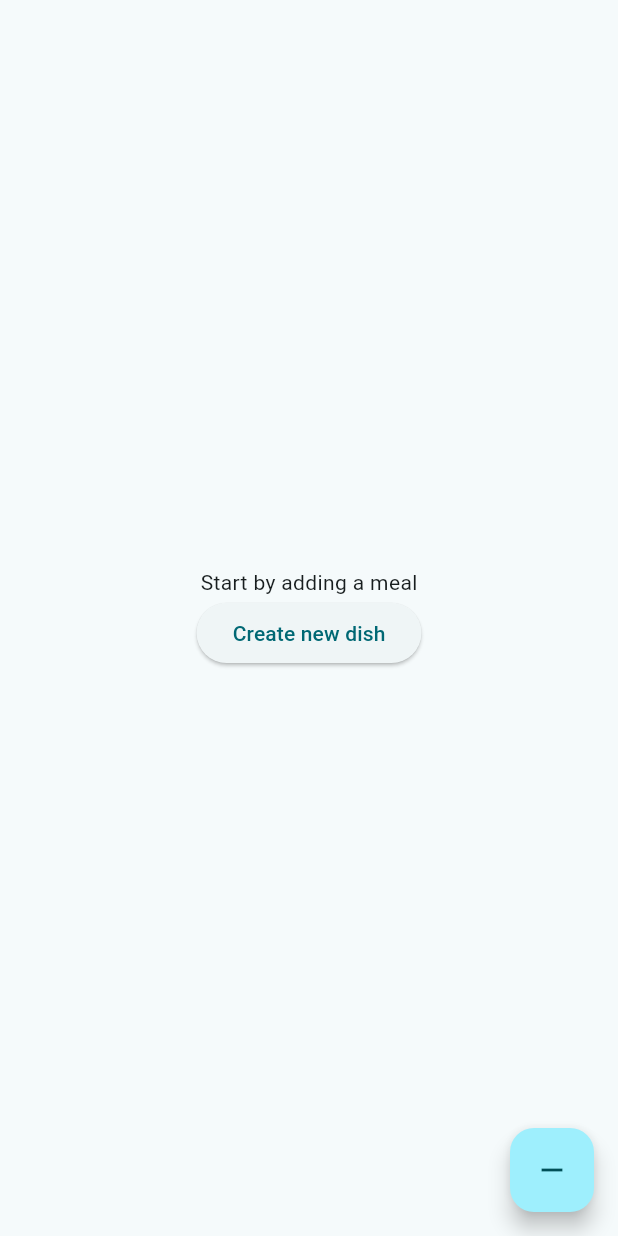
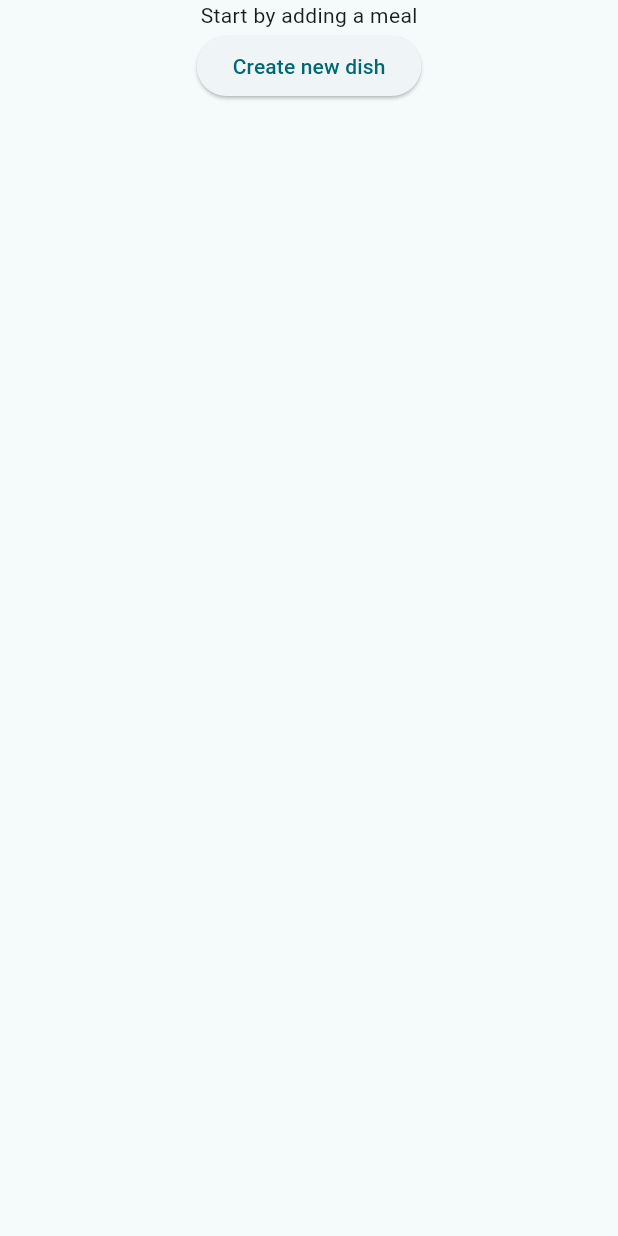
Before and after one commit to guilhermegalabarof/broto, a Flutter app: the screen it shows after launch, on a phone screen of 412 x 824 dp. Run offline on Flutter 3.47's test engine with Material 3 defaults, Android fonts, the phone set to English and light mode, and no system bars; our stand-ins replace flutter_riverpod, go_router.

Commit message:
Refactor HomePage to use ConsumerStatefulWidget and update dish display logic

```diff
--- a/lib/models/dish.dart
+++ b/lib/models/dish.dart
@@ -11,4 +11,9 @@
 
   final String name;
   final String id;
+
+  @override
+  String toString() {
+    return 'Dish(id: $id, name: $name)';
+  }
 }
--- a/lib/pages/home.dart
+++ b/lib/pages/home.dart
@@ -1,57 +1,62 @@
+import 'package:broto/providers/dish_provider.dart';
 import 'package:flutter/material.dart';
+import 'package:flutter_riverpod/flutter_riverpod.dart';
 import 'package:go_router/go_router.dart';
 
-class HomePage extends StatefulWidget {
+class HomePage extends ConsumerStatefulWidget {
   final String title;
   const HomePage({super.key, required this.title});
 
   @override
-  State<HomePage> createState() => _HomePageState();
+  ConsumerState<HomePage> createState() => _HomePageState();
 }
 
-class _HomePageState extends State<HomePage> {
-  int _counter = 0;
+class _HomePageState extends ConsumerState<HomePage> {
+  @override
+  Widget build(BuildContext context) {
+    final dishes = ref.watch(dishProvider);
 
-  void _incrementCounter() {
-    setState(() {
-      // This call to setState tells the Flutter framework that something has
-      // changed in this State, which causes it to rerun the build method below
-      // so that the display can reflect the updated values. If we changed
-      // _counter without calling setState(), then the build method would not be
-      // called again, and so nothing would appear to happen.
-      _counter++;
-    });
+    debugPrint('dishes: $dishes');
+
+    return Scaffold(
+      body: dishes.isNotEmpty
+          ? Column(
+              children: [
+                Expanded(
+                  child: GridView.builder(
+                    gridDelegate: SliverGridDelegateWithFixedCrossAxisCount(
+                      crossAxisCount: 2,
+                      crossAxisSpacing: 16,
+                      mainAxisSpacing: 16,
+                      childAspectRatio: 1,
+                    ),
+                    itemCount: dishes.length,
+                    itemBuilder: (context, index) {
+                      final dish = dishes[index];
+                      return Card(elevation: 4, child: Text(dish.name));
+                    },
+                  ),
+                ),
+                _buildCreateButton(context),
+              ],
+            )
+          : Center(
+              child: Column(
+                children: [
+                  Text('Start by adding a meal'),
+                  _buildCreateButton(context),
+                ],
+              ),
+            ),
+    );
   }
 
-  @override
-  Widget build(BuildContext context) {
-    // This method is rerun every time setState is called, for instance as done
-    // by the _incrementCounter method above.
-    //
-    // The Flutter framework has been optimized to make rerunning build methods
-    // fast, so that you can just rebuild anything that needs updating rather
-    // than having to individually change instances of widgets.
-    return Scaffold(
-      body: Center(
-        child: Column(
-          mainAxisAlignment: .center,
-          children: [
-            const Text('Start by adding a meal'),
-
-            ElevatedButton(
-              onPressed: () {
-                context.push('/dishes/new');
-              },
-              child: Text('Create new dish'),
-            ),
-          ],
-        ),
-      ),
-      floatingActionButton: FloatingActionButton(
-        onPressed: _incrementCounter,
-        tooltip: 'Increment',
-        child: const Icon(Icons.remove),
-      ),
+  ElevatedButton _buildCreateButton(BuildContext context) {
+    return ElevatedButton(
+      onPressed: () {
+        context.push('/dishes/new');
+      },
+      child: Text('Create new dish'),
     );
   }
 }
```
